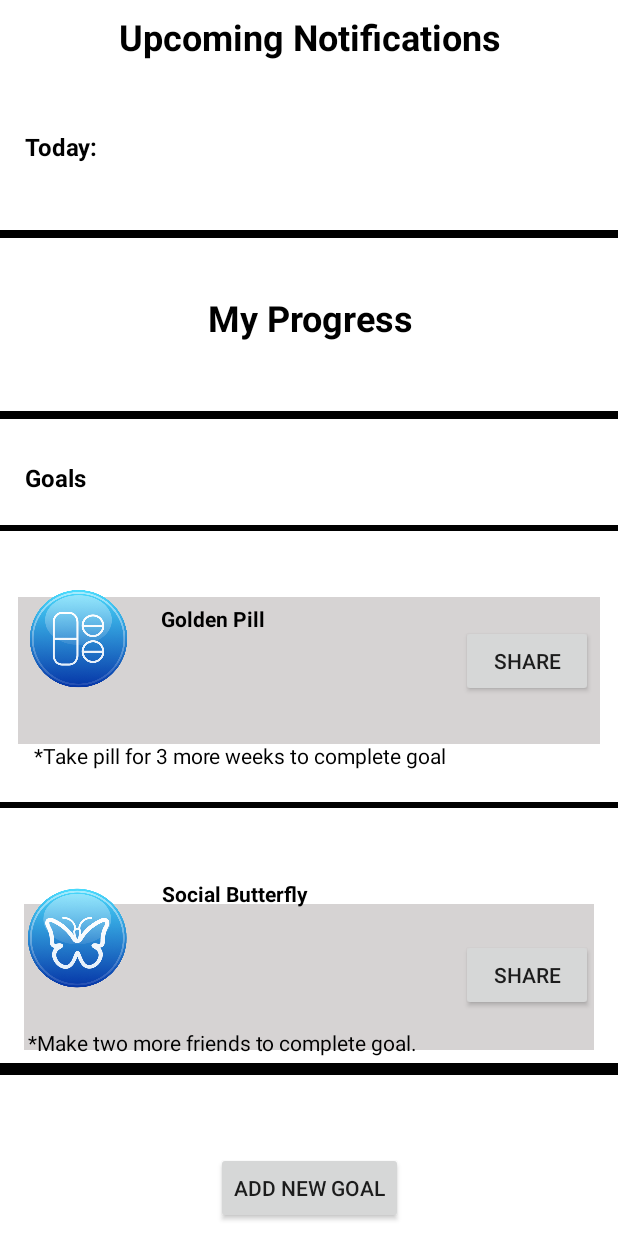
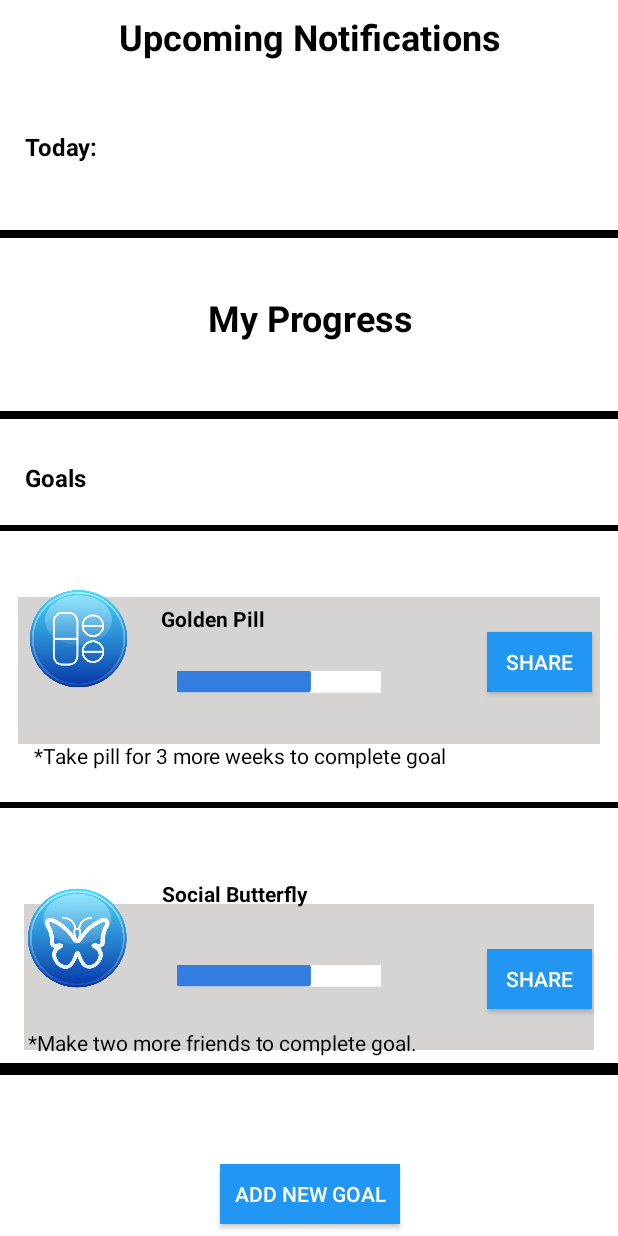
Before and after one commit to sana-nasir/frontend, an Android app: the fragment Page1Fragment shown on its own in the app's theme, on a phone screen of 412 x 824 dp. Run offline under Robolectric (Android 15) with nearby library versions, the phone set to English and light mode, and no system bars.

Commit message:
search db and home kendra try this one

```diff
--- a/Caremunnity/AndroidTabsExample/app/src/main/res/layout/fragment_page1.xml
+++ b/Caremunnity/AndroidTabsExample/app/src/main/res/layout/fragment_page1.xml
@@ -181,13 +181,19 @@
 
         <Button
             android:id="@+id/addNewGoal"
-            android:layout_width="wrap_content"
-            android:layout_height="wrap_content"
+            android:layout_width="120dp"
+            android:layout_height="40dp"
             android:layout_marginBottom="8dp"
             android:layout_marginEnd="8dp"
             android:layout_marginStart="8dp"
             android:layout_marginTop="8dp"
+            android:background="@color/tabColor"
+            android:shadowColor="@color/grey"
+            android:shadowDx="5.2"
+            android:shadowDy="5.2"
             android:text="Add New Goal"
+            android:textColor="@color/white"
+            android:textColorLink="@color/white"
             app:layout_constraintBottom_toBottomOf="parent"
             app:layout_constraintEnd_toEndOf="parent"
             app:layout_constraintHorizontal_bias="0.502"
@@ -229,13 +235,17 @@
 
         <Button
             android:id="@+id/shareMed"
-            android:layout_width="wrap_content"
-            android:layout_height="wrap_content"
+            android:layout_width="70dp"
+            android:layout_height="40dp"
             android:layout_marginBottom="8dp"
             android:layout_marginEnd="8dp"
             android:layout_marginStart="8dp"
             android:layout_marginTop="8dp"
+            android:background="@color/tabColor"
             android:text="Share"
+            android:textColor="@color/white"
+            android:shadowDx="5.2"
+            android:shadowDy="5.2"
             app:layout_constraintBottom_toBottomOf="parent"
             app:layout_constraintEnd_toEndOf="parent"
             app:layout_constraintHorizontal_bias="0.971"
@@ -245,13 +255,18 @@
 
         <Button
             android:id="@+id/shareButterfly"
-            android:layout_width="wrap_content"
-            android:layout_height="wrap_content"
+            android:layout_width="70dp"
+            android:layout_height="40dp"
             android:layout_marginBottom="8dp"
             android:layout_marginEnd="8dp"
             android:layout_marginStart="8dp"
             android:layout_marginTop="8dp"
+            android:background="@color/tabColor"
             android:text="Share"
+            android:textColor="@color/white"
+            android:textColorLink="@color/white"
+            android:shadowDx="5.2"
+            android:shadowDy="5.2"
             app:layout_constraintBottom_toBottomOf="parent"
             app:layout_constraintEnd_toEndOf="parent"
             app:layout_constraintHorizontal_bias="0.971"
@@ -328,5 +343,37 @@
             app:layout_constraintTop_toTopOf="parent"
             app:layout_constraintVertical_bias="0.859" />
 
+        <ImageView
+            android:id="@+id/progressBar1"
+            android:layout_width="150dp"
+            android:layout_height="30dp"
+            android:layout_marginBottom="8dp"
+            android:layout_marginEnd="8dp"
+            android:layout_marginStart="8dp"
+            android:layout_marginTop="8dp"
+            app:layout_constraintBottom_toBottomOf="parent"
+            app:layout_constraintEnd_toEndOf="parent"
+            app:layout_constraintHorizontal_bias="0.432"
+            app:layout_constraintStart_toStartOf="parent"
+            app:layout_constraintTop_toTopOf="parent"
+            app:layout_constraintVertical_bias="0.554"
+            app:srcCompat="@mipmap/progressbar" />
+
+        <ImageView
+            android:id="@+id/progressBar2"
+            android:layout_width="150dp"
+            android:layout_height="30dp"
+            android:layout_marginBottom="8dp"
+            android:layout_marginEnd="8dp"
+            android:layout_marginStart="8dp"
+            android:layout_marginTop="8dp"
+            app:layout_constraintBottom_toBottomOf="parent"
+            app:layout_constraintEnd_toEndOf="parent"
+            app:layout_constraintHorizontal_bias="0.432"
+            app:layout_constraintStart_toStartOf="parent"
+            app:layout_constraintTop_toTopOf="parent"
+            app:layout_constraintVertical_bias="0.806"
+            app:srcCompat="@mipmap/progressbar" />
+
     </android.support.constraint.ConstraintLayout>
 </FrameLayout>
```
Also changed, not shown: Caremunnity/AndroidTabsExample/app/src/main/res/mipmap-hdpi/progressbar.png (added).
